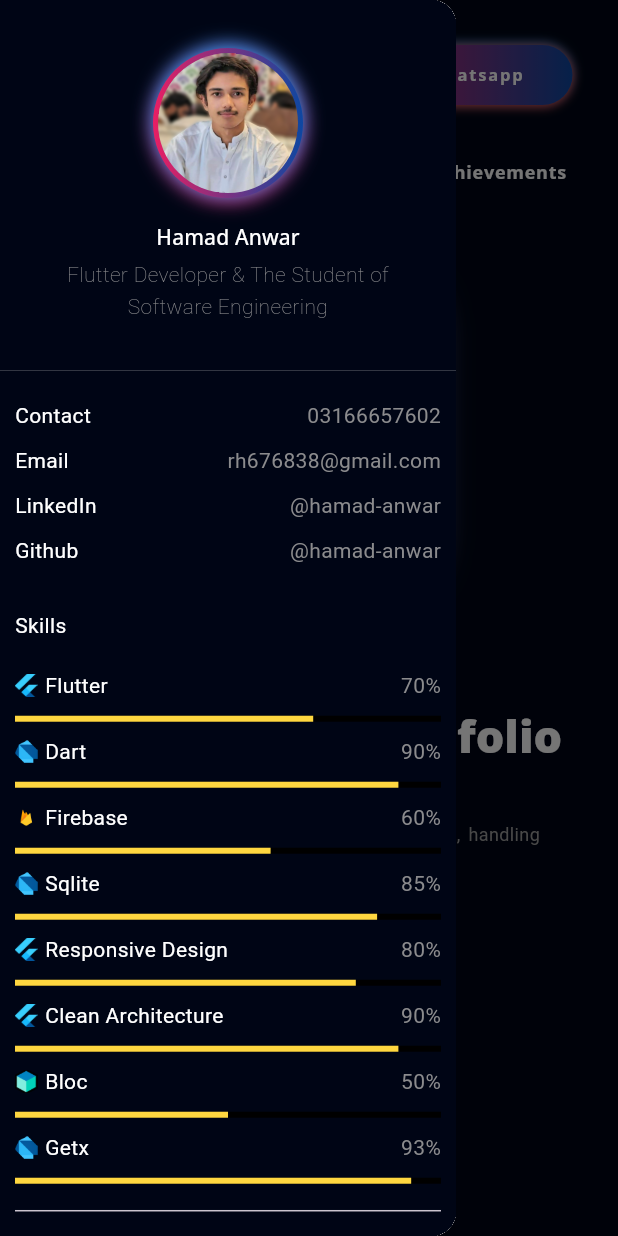
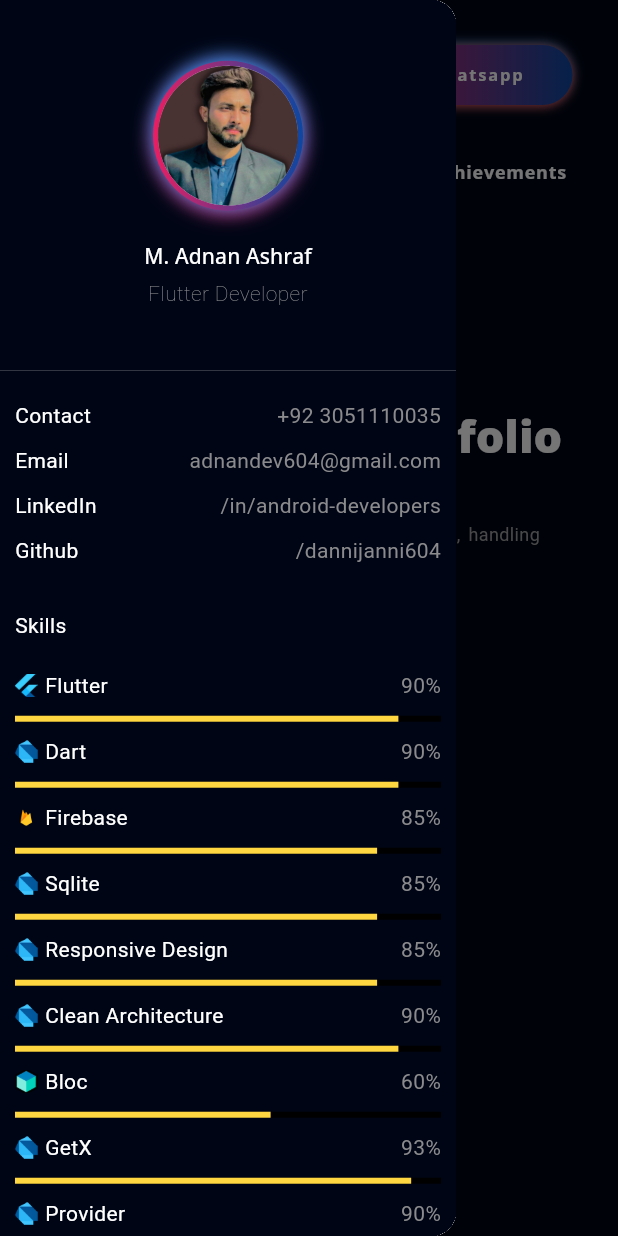
Before and after one commit to dannijanni604/adnan_ashraf_protfolio, a Flutter app: the screen it shows after launch, after a tap on the "menu" icon, on a phone screen of 412 x 824 dp. Run offline on Flutter 3.47's test engine with Material 3 defaults, Android fonts, the phone set to English and light mode, and no system bars; our stand-ins replace flutter_svg, font_awesome_flutter, get, google_fonts, photo_view.

Commit message:
custom-integration

```diff
--- a/lib/config/app_images.dart
+++ b/lib/config/app_images.dart
@@ -1,3 +1,8 @@
  class AppImages{
   static String logo='assets/images/logo.png';
+  static String profile='assets/images/profile.png';
+  static String flutter='assets/icons/flutter.png';
+  static String dart='assets/icons/dart.png';
+  static String firebase='assets/icons/firebase.png';
+  static String bloc='assets/icons/bloc.png';
 }
--- a/lib/view/intro/components/animated_texts_componenets.dart
+++ /dev/null
@@ -1,86 +0,0 @@
-import 'package:adnan_ashraf_portfolio/config/app_images.dart';
-import 'package:flutter/material.dart';
-import '../../../config/constants.dart';
-import '../../../view model/responsive.dart';
-
-class AnimatedImageContainer extends StatefulWidget {
-  const AnimatedImageContainer({super.key, this.height = 300, this.width = 250});
-  final double? width;
-  final double? height;
-  @override
-  AnimatedImageContainerState createState() => AnimatedImageContainerState();
-}
-class AnimatedImageContainerState extends State<AnimatedImageContainer>
-    with SingleTickerProviderStateMixin {
-  late AnimationController _controller;
-  @override
-  void initState() {
-    super.initState();
-    _controller = AnimationController(
-      vsync: this,
-      duration: const Duration(milliseconds: 1000),
-    )..repeat(reverse: true);
-  }
-  @override
-  void dispose() {
-    _controller.dispose();
-    super.dispose();
-  }
-  @override
-  Widget build(BuildContext context) {
-    return AnimatedBuilder(
-      animation: _controller,
-      builder: (context, child) {
-        final value = _controller.value;
-        return Transform.translate(
-          offset: Offset(0, 2 * value), // Move the container up and down
-          child: Container(
-            height: widget.height!,
-            width: widget.width!,
-            padding: const EdgeInsets.all(defaultPadding / 4),
-            decoration: BoxDecoration(
-              borderRadius: BorderRadius.circular(30),
-              gradient: const LinearGradient(colors: [
-                Colors.pinkAccent,
-                Colors.blue,
-              ]),
-              boxShadow: const [
-                BoxShadow(
-                  color: Colors.pink,
-                  offset: Offset(-2, 0),
-                  blurRadius: 20,
-                ),
-                BoxShadow(
-                  color: Colors.blue,
-                  offset: Offset(2, 0),
-                  blurRadius: 20,
-                ),
-              ],
-            ),
-            child: Container(
-              alignment: Alignment.center,
-              decoration: BoxDecoration(
-                color: Colors.black,
-                borderRadius: BorderRadius.circular(30),
-              ),
-              child: Image.asset(
-                AppImages.logo,
-                height: Responsive.isLargeMobile(context)
-                    ? MediaQuery.sizeOf(context).width * 0.2
-                    : Responsive.isTablet(context)
-                        ? MediaQuery.sizeOf(context).width * 0.14
-                        : 200,
-                width: Responsive.isLargeMobile(context)
-                    ? MediaQuery.sizeOf(context).width * 0.2
-                    : Responsive.isTablet(context)
-                        ? MediaQuery.sizeOf(context).width * 0.14
-                        : 200,
-                fit: BoxFit.cover,
-              ),
-            ),
-          ),
-        );
-      },
-    );
-  }
-}
--- a/lib/view/intro/components/intro_body.dart
+++ b/lib/view/intro/components/intro_body.dart
@@ -2,7 +2,6 @@ import 'package:flutter/foundation.dart' show kIsWeb;
 import 'package:flutter/material.dart';
 import '../../../config/constants.dart';
 import '../../../view model/responsive.dart';
-import 'animated_texts_componenets.dart';
 import 'combine_subtitle.dart';
 import 'description_text.dart';
 import 'download_button.dart';
@@ -28,10 +27,6 @@ class IntroBody extends StatelessWidget {
                   children: [
                     SizedBox(
                       width: size.width * 0.23,
-                    ),
-                    const AnimatedImageContainer(
-                      width: 150,
-                      height: 200,
                     ),
                   ],
                 ),
@@ -65,7 +60,7 @@ class IntroBody extends StatelessWidget {
           ),
         ),
         const Spacer(),
-        if (Responsive.isDesktop(context)) const AnimatedImageContainer(),
+        // if (Responsive.isDesktop(context)) const AnimatedImageContainer(),
         const Spacer()
       ],
     );
--- a/lib/view/intro/introduction.dart
+++ b/lib/view/intro/introduction.dart
@@ -8,19 +8,20 @@ class Introduction extends StatelessWidget {
   const Introduction({super.key});
   @override
   Widget build(BuildContext context) {
+    double screenWidth=MediaQuery.sizeOf(context).width;
     return Scaffold(
       body: Row(
         children: [
           SizedBox(
-            width: MediaQuery.sizeOf(context).width * 0.01,
+            width: screenWidth * 0.01,
           ),
           if (!Responsive.isLargeMobile(context))  MenuButton(onTap: () => Scaffold.of(context).openDrawer(),),
           SizedBox(
-            width: MediaQuery.sizeOf(context).width * 0.02,
+            width: screenWidth * 0.02,
           ),
           if (!Responsive.isLargeMobile(context)) const SocialMediaIconList(),
           SizedBox(
-            width: MediaQuery.sizeOf(context).width * 0.07,
+            width: screenWidth * 0.07,
           ),
           const Expanded(
             child: IntroBody(),
--- a/lib/view/main/components/drawer/about.dart
+++ b/lib/view/main/components/drawer/about.dart
@@ -14,9 +14,9 @@ class About extends StatelessWidget {
             const Spacer(flex: 2,),
             const DrawerImage(),
             const Spacer(),
-            Text('Hamad Anwar',style: Theme.of(context).textTheme.titleSmall,),
+            Text('M. Adnan Ashraf',style: Theme.of(context).textTheme.titleSmall,),
             const SizedBox(height: defaultPadding/4,),
-            const Text('Flutter Developer & The Student of\nSoftware Engineering',
+            const Text('Flutter Developer',
               textAlign: TextAlign.center,
               style: TextStyle(
                   fontWeight: FontWeight.w200,
--- a/lib/view/main/components/drawer/drawer_image.dart
+++ b/lib/view/main/components/drawer/drawer_image.dart
@@ -1,3 +1,4 @@
+import 'package:adnan_ashraf_portfolio/config/app_images.dart';
 import 'package:flutter/material.dart';
 import '../../../../config/constants.dart';
 
@@ -27,7 +28,7 @@ class DrawerImage extends StatelessWidget {
           borderRadius: BorderRadius.circular(50),
           child: Transform.rotate(
               angle: 0.1,
-              child: Image.asset('assets/images/profile.png',fit: BoxFit.cover,))),
+              child: Image.asset(AppImages.profile,fit: BoxFit.cover,))),
     );
   }
 }
--- a/lib/view/main/components/drawer/my_skill.dart
+++ b/lib/view/main/components/drawer/my_skill.dart
@@ -1,3 +1,4 @@
+import 'package:adnan_ashraf_portfolio/config/app_images.dart';
 import 'package:flutter/material.dart';
 
 import '../../../../config/constants.dart';
@@ -41,17 +42,18 @@ class MySKills extends StatelessWidget {
 
   @override
   Widget build(BuildContext context) {
-    return const Column(
+    return  Column(
       crossAxisAlignment: CrossAxisAlignment.start,
       children: [
-        AnimatedLinearProgressIndicator(percentage: 0.7, title: 'Flutter',image: 'assets/icons/flutter.png',),
-        AnimatedLinearProgressIndicator(percentage: 0.9, title: 'Dart',image: 'assets/icons/dart.png'),
-        AnimatedLinearProgressIndicator(percentage: 0.6, title: 'Firebase',image: 'assets/icons/firebase.png'),
-        AnimatedLinearProgressIndicator(percentage: 0.85, title: 'Sqlite',image: 'assets/icons/dart.png'),
-        AnimatedLinearProgressIndicator(percentage: 0.8, title: 'Responsive Design',image: 'assets/icons/flutter.png'),
-        AnimatedLinearProgressIndicator(percentage: 0.9, title: 'Clean Architecture',image: 'assets/icons/flutter.png'),
-        AnimatedLinearProgressIndicator(percentage: 0.5, title: 'Bloc',image: 'assets/icons/bloc.png'),
-        AnimatedLinearProgressIndicator(percentage: 0.93, title: 'Getx',image: 'assets/icons/dart.png'),
+        AnimatedLinearProgressIndicator(percentage: 0.9, title: 'Flutter',image: AppImages.flutter,),
+        AnimatedLinearProgressIndicator(percentage: 0.9, title: 'Dart',image: AppImages.dart),
+        AnimatedLinearProgressIndicator(percentage: 0.85, title: 'Firebase',image: AppImages.firebase),
+        AnimatedLinearProgressIndicator(percentage: 0.85, title: 'Sqlite',image: AppImages.dart),
+        AnimatedLinearProgressIndicator(percentage: 0.85, title: 'Responsive Design',image: AppImages.dart),
+        AnimatedLinearProgressIndicator(percentage: 0.9, title: 'Clean Architecture',image: AppImages.dart),
+        AnimatedLinearProgressIndicator(percentage: 0.6, title: 'Bloc',image: AppImages.bloc),
+        AnimatedLinearProgressIndicator(percentage: 0.93, title: 'GetX',image: AppImages.dart),
+        AnimatedLinearProgressIndicator(percentage: 0.9, title: 'Provider',image: AppImages.dart),
       ],);
   }
 }
--- a/lib/view/main/components/drawer/personal_info.dart
+++ b/lib/view/main/components/drawer/personal_info.dart
@@ -11,10 +11,10 @@ class PersonalInfo extends StatelessWidget {
       crossAxisAlignment: CrossAxisAlignment.start,
       children: [
         SizedBox(height: defaultPadding/2,),
-        AreaInfoText(title: 'Contact', text: '03166657602'),
-        AreaInfoText(title: 'Email', text: 'rh676838@gmail.com'),
-        AreaInfoText(title: 'LinkedIn', text: '@hamad-anwar'),
-        AreaInfoText(title: 'Github', text: '@hamad-anwar'),
+        AreaInfoText(title: 'Contact', text: '+92 3051110035'),
+        AreaInfoText(title: 'Email', text: 'adnandev604@gmail.com'),
+        AreaInfoText(title: 'LinkedIn', text: '/in/android-developers'),
+        AreaInfoText(title: 'Github', text: '/dannijanni604'),
         SizedBox(
           height: defaultPadding,
         ),
--- a/lib/view/splash/splash_view.dart
+++ b/lib/view/splash/splash_view.dart
@@ -1,8 +1,8 @@
 import 'dart:async';
+import 'package:adnan_ashraf_portfolio/config/app_images.dart';
 import 'package:flutter/material.dart';
 import '../../config/constants.dart';
 import '../../view/home/home.dart';
-import '../../view/intro/components/animated_texts_componenets.dart';
 import '../../view/splash/componenets/animated_loading_text.dart';
 
 class SplashView extends StatefulWidget {
@@ -23,13 +23,13 @@ class _SplashViewState extends State<SplashView> {
 
   @override
   Widget build(BuildContext context) {
-    return const Scaffold(
+    return  Scaffold(
         backgroundColor: bgColor,
         body: Center(
             child: Column(mainAxisAlignment: MainAxisAlignment.center, crossAxisAlignment: CrossAxisAlignment.center, children: [
-          AnimatedImageContainer(width: 100, height: 100),
-          SizedBox(height: defaultPadding),
-          AnimatedLoadingText(),
+              Image.asset(AppImages.logo,width: 200),
+          const SizedBox(height: defaultPadding),
+          const AnimatedLoadingText(),
         ])));
   }
 }
```
Also changed, not shown: assets/images/profile.png.
